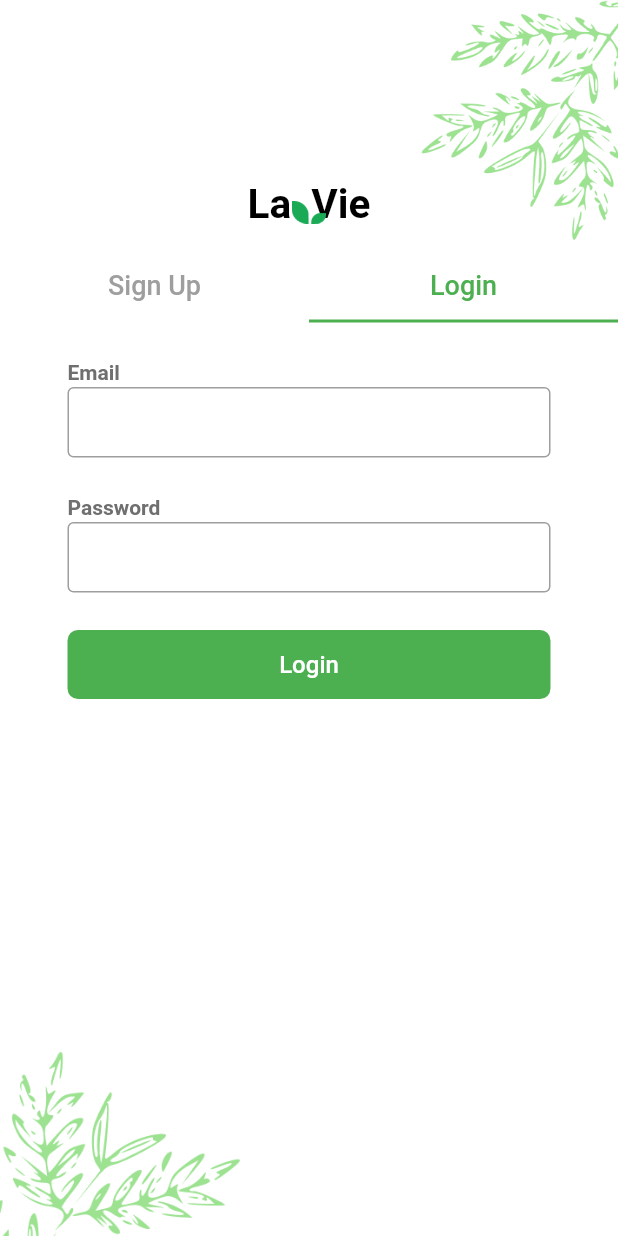
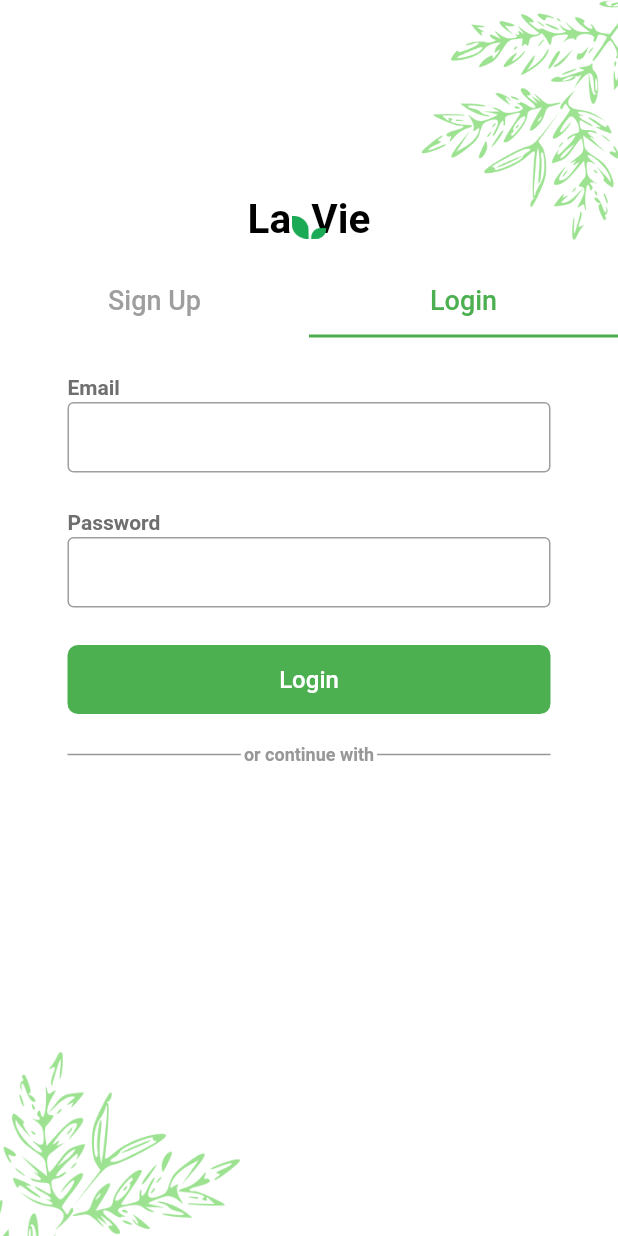
Before and after one commit to fayruozAtef/ODC-LaVie, a Flutter app: the screen it shows after launch, on a phone screen of 412 x 824 dp. Run offline on Flutter 3.47's test engine with Material 2 defaults, Android fonts, the phone set to English and light mode, and no system bars; our stand-ins replace animated_splash_screen, bloc, dio, flutter_bloc, google_fonts, hexcolor and 2 more; Roboto replaces fonts that are missing (Meddon).

```diff
--- a/lib/layout/login_layout/login_layout.dart
+++ b/lib/layout/login_layout/login_layout.dart
@@ -1,7 +1,9 @@
 import 'package:flutter/material.dart';
 import 'package:flutter_bloc/flutter_bloc.dart';
 import 'package:google_fonts/google_fonts.dart';
+import 'package:hexcolor/hexcolor.dart';
 import 'package:lavei/module/login/login_cubit/login_cubit.dart';
+import 'package:lavei/shared/component/components.dart';
 import 'package:lavei/shared/style/colors.dart';
 
 import '../../module/login/login_cubit/login_states.dart';
@@ -25,7 +27,7 @@ class LoginLayout extends StatelessWidget {
                     children: [
                       Container(
                         width: double.infinity,
-                        height: 180.0,
+                        height: 160.0,
                         child: Stack(
                           alignment: Alignment.topRight,
                           children: [
@@ -37,7 +39,7 @@ class LoginLayout extends StatelessWidget {
                         ),
                       ),
                       Padding(
-                        padding: const EdgeInsets.only(top:120.0),
+                        padding: const EdgeInsets.only(top:130.0),
                         child: Center(
                           child: Column(
                             children: [
@@ -88,6 +90,20 @@ class LoginLayout extends StatelessWidget {
                                         Container(
                                           child: LoginCubit.get(context).screens[LoginCubit.get(context).currentIndex],
                                         ),
+                                        const SizedBox(height: 20.0,),
+                                        Padding(
+                                          padding: const EdgeInsets.symmetric(horizontal: 45),
+                                          child: Row(
+                                            children: [
+                                              Expanded(child: Container(height: 1.0,color: HexColor('#979797'),)),
+                                              Padding(
+                                                padding: EdgeInsets.symmetric(horizontal: 2.0),
+                                                child: Text('or continue with',style: GoogleFonts.roboto(textStyle: TextStyle(fontSize: 12.0,color: HexColor('#979797'))),),
+                                              ),
+                                              Expanded(child: Container(height: 1.0,color: HexColor('#979797'),)),
+                                            ],
+                                          ),
+                                        ),
                                       ],
                                     ),
                                   ),
--- a/lib/shared/component/components.dart
+++ b/lib/shared/component/components.dart
@@ -87,3 +87,5 @@ Widget defaultButton({
 );
 
 Widget mySpace()=>const SizedBox(height: 25.0,);
+
+Widget myLine()=>Container(height: 2.0,color: Colors.grey[300],);
```
